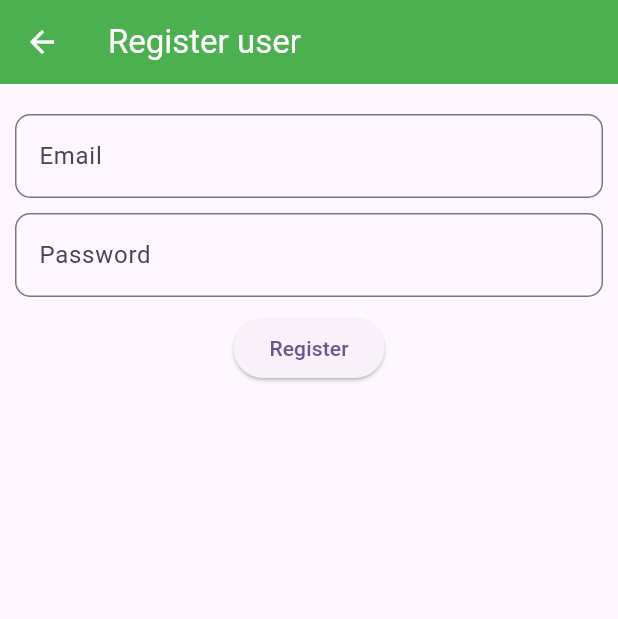
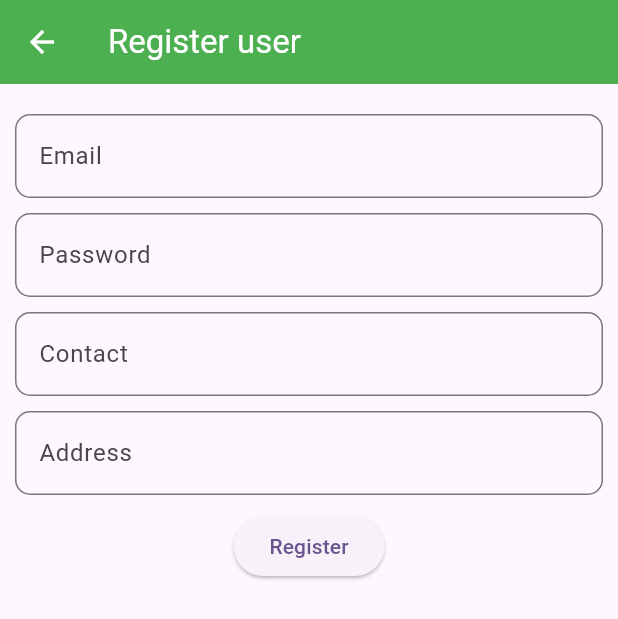
Before and after one commit to Muhammad-Junaid23/Learning_Flutter, a Flutter app: the screen it shows after launch, after a tap on "Login", after a tap on "Register", on a phone screen of 412 x 824 dp. Shown: the top 619 px of the screen. Run offline on Flutter 3.47's test engine with Material 3 defaults, Android fonts, the phone set to English and light mode, and no system bars; our stand-ins replace cloud_firestore, firebase_auth, firebase_core, google_maps_flutter, pinput, smooth_page_indicator; accounts and stored records are empty; network calls fail.

Commit message:
profile added in quiz

```diff
--- a/quiz_student_section_user/lib/main.dart
+++ b/quiz_student_section_user/lib/main.dart
@@ -1,5 +1,7 @@
 import 'package:flutter/material.dart';
 import 'package:firebase_core/firebase_core.dart';
+import 'package:provider/provider.dart';
+import 'package:quiz_student_section_user/provider/user_provider.dart';
 import 'package:quiz_student_section_user/views/auth/login.dart';
 import 'firebase_options.dart';
 
@@ -9,7 +11,10 @@ void main() async{
     options: DefaultFirebaseOptions.currentPlatform,
   );
 
-  runApp(const MyApp());
+  runApp(MultiProvider(providers: [
+    ChangeNotifierProvider(create: (context) => UserProvider())
+  ],
+      child: const MyApp()));
 }
 
 class MyApp extends StatelessWidget {
--- a/quiz_student_section_user/lib/views/auth/register.dart
+++ b/quiz_student_section_user/lib/views/auth/register.dart
@@ -1,5 +1,7 @@
 import 'package:flutter/material.dart';
+import 'package:quiz_student_section_user/models/user_model.dart';
 import 'package:quiz_student_section_user/services/auth_service.dart';
+import 'package:quiz_student_section_user/services/user_service.dart';
 
 class RegisterScreen extends StatefulWidget {
   const RegisterScreen({super.key});
@@ -11,6 +13,9 @@ class RegisterScreen extends StatefulWidget {
 class _RegisterScreenState extends State<RegisterScreen> {
   TextEditingController emailController = TextEditingController();
   TextEditingController passwordController = TextEditingController();
+  TextEditingController nameController = TextEditingController();
+  TextEditingController phoneController = TextEditingController();
+  TextEditingController addressController = TextEditingController();
   bool isLoading = false;
 
   @override
@@ -46,6 +51,26 @@ class _RegisterScreenState extends State<RegisterScreen> {
             ),
           ),
           SizedBox(height: 10,),
+              TextField(
+                controller: phoneController,
+                decoration: InputDecoration(
+                  hintText: "Contact",
+                  border: OutlineInputBorder(
+                    borderRadius: BorderRadius.circular(10),
+                  ),
+                ),
+              ),
+              SizedBox(height: 10,),
+              TextField(
+                controller: addressController,
+                decoration: InputDecoration(
+                  hintText: "Address",
+                  border: OutlineInputBorder(
+                    borderRadius: BorderRadius.circular(10),
+                  ),
+                ),
+              ),
+              SizedBox(height: 10,),
               isLoading ? Center(child: CircularProgressIndicator(),)
                   :ElevatedButton(onPressed: ()async{
                 try{
@@ -55,24 +80,38 @@ class _RegisterScreenState extends State<RegisterScreen> {
                   await AuthService().registerUser(
                       email: emailController.text,
                       password: passwordController.text)
-                      .then((val){
+                        .then((value)async {
+                    await UserService().createUser(
+                        UserModel(
+                            docId: value.uid,
+                            name: nameController.text,
+                            email: emailController.text,
+                            phone: phoneController.text,
+                            address: addressController.text,
+                            createdAt: DateTime
+                                .now()
+                                .millisecondsSinceEpoch
+                        )
+                    )
+                        .then((val) {
                       setState(() {
                         isLoading = false;
                       });
-                      showDialog(context: context, builder: (BuildContext context) {
+                      showDialog(
+                        context: context, builder: (BuildContext context) {
                         return AlertDialog(
                           title: Text("Success"),
                           content: Text("Registration Successful"),
                           actions: [
-                            TextButton(onPressed: (){
+                            TextButton(onPressed: () {
                               Navigator.pop(context);
                               Navigator.pop(context);
                             }, child: Text("OK"))
                           ],
                         );
-                      }, );
-
+                      },);
                     });
+                  });
                 }catch(e){
                   isLoading = false;
                   setState(() {});
```
Also changed, not shown: quiz_student_section_user/lib/provider/user_provider.dart (added, +14 -0 lines), quiz_student_section_user/lib/services/user_service.dart (+36 -0 lines), quiz_student_section_user/lib/views/auth/login.dart (+24 -2 lines), quiz_student_section_user/lib/views/profile/get_profile.dart (added, +37 -0 lines), quiz_student_section_user/lib/views/profile/update_profile.dart (added, +122 -0 lines).
